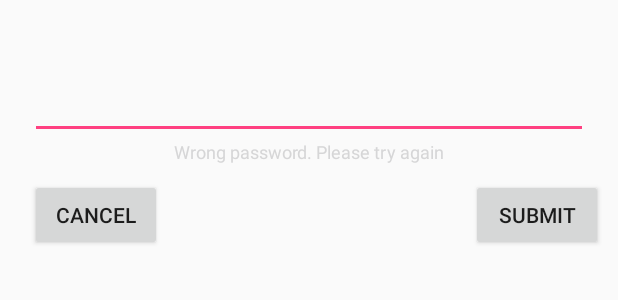
After one commit to Jon-Paul-M/cs656-chat-app, an Android app: the layout chatroom_password_dialog.xml on its own in the app's theme, with its tools: preview values and no code run, on a phone screen of 412 x 824 dp. The commit adds this screen. Shown: the top 300 px of the screen. Run offline under Robolectric (Android 15) with nearby library versions, the phone set to English and light mode, and no system bars.

Commit message:
- added private chat room.
the private chat room only requires a password. if a user knows the password, he/she can enter the chat room.

the current password for the PRIVATE chat room is : password123

```diff
--- a/app/src/main/AndroidManifest.xml
+++ b/app/src/main/AndroidManifest.xml
@@ -21,4 +21,7 @@
         <activity android:name=".activity.SignOutActivity" />
     </application>
 
+    <uses-feature android:name="android.hardware.camera"
+        android:required="true"></uses-feature>
+
 </manifest>
--- /dev/null
+++ b/app/src/main/res/layout/chatroom_password_dialog.xml
@@ -0,0 +1,60 @@
+<?xml version="1.0" encoding="utf-8"?>
+<RelativeLayout xmlns:android="http://schemas.android.com/apk/res/android"
+    android:id="@+id/layout_dialog"
+    android:layout_width="wrap_content"
+    android:layout_height="wrap_content"
+    android:orientation="vertical"
+    android:padding="10dp">
+
+    <TextView
+        android:id="@+id/text_dialog"
+        android:layout_width="match_parent"
+        android:layout_height="wrap_content"
+        android:textSize="16dp"
+        android:paddingBottom="15dp"
+        android:textAppearance="?android:attr/textAppearanceLarge" />
+
+    <EditText
+        android:id="@+id/user_password"
+        android:layout_width="match_parent"
+        android:layout_height="wrap_content"
+        android:layout_alignParentStart="true"
+        android:layout_below="@+id/text_dialog"
+        android:layout_marginLeft="10dp"
+        android:layout_marginRight="10dp"
+        android:ems="15"
+        android:inputType="textPassword"
+        android:textColorLink="@color/colorPrimary" />
+
+    <Button
+        android:id="@+id/submit_bttn"
+        android:layout_width="wrap_content"
+        android:layout_height="wrap_content"
+        android:layout_below="@+id/wrong_password_text"
+        android:layout_alignParentRight="true"
+        android:layout_marginTop="10dp"
+        android:layout_marginRight="10dp"
+        android:text="Submit" />
+
+    <Button
+        android:id="@+id/cancel_bttn"
+        android:layout_width="wrap_content"
+        android:layout_height="wrap_content"
+        android:layout_below="@+id/wrong_password_text"
+        android:layout_marginLeft="10dp"
+        android:layout_marginTop="10dp"
+        android:text="Cancel" />
+
+    <TextView
+        android:id="@+id/wrong_password_text"
+        android:layout_width="wrap_content"
+        android:layout_height="wrap_content"
+        android:layout_below="@+id/user_password"
+        android:layout_centerHorizontal="true"
+        android:text="Wrong password. Please try again"
+        android:textColor="@color/fui_errorColor"
+        android:textSize="12sp" />
+
+    <requestFocus />
+
+</RelativeLayout>
--- a/app/src/main/res/values/colors.xml
+++ b/app/src/main/res/values/colors.xml
@@ -1,6 +1,6 @@
 <?xml version="1.0" encoding="utf-8"?>
 <resources>
-    <color name="colorPrimary">#3F51B5</color>
+    <color name="colorPrimary">#3f51b5</color>
     <color name="colorPrimaryDark">#303F9F</color>
     <color name="colorAccent">#FF4081</color>
 </resources>
```
Also changed, not shown: app/src/main/java/edu/njit/cs656/chapapplication/activity/ChatsActivity.java (+11 -12 lines), app/src/main/java/edu/njit/cs656/chapapplication/activity/MainActivity.java (+83 -1 lines), app/src/main/java/edu/njit/cs656/chapapplication/model/ChatRoom.java (+10 -0 lines), app/src/main/res/drawable/room_private.png (added).
